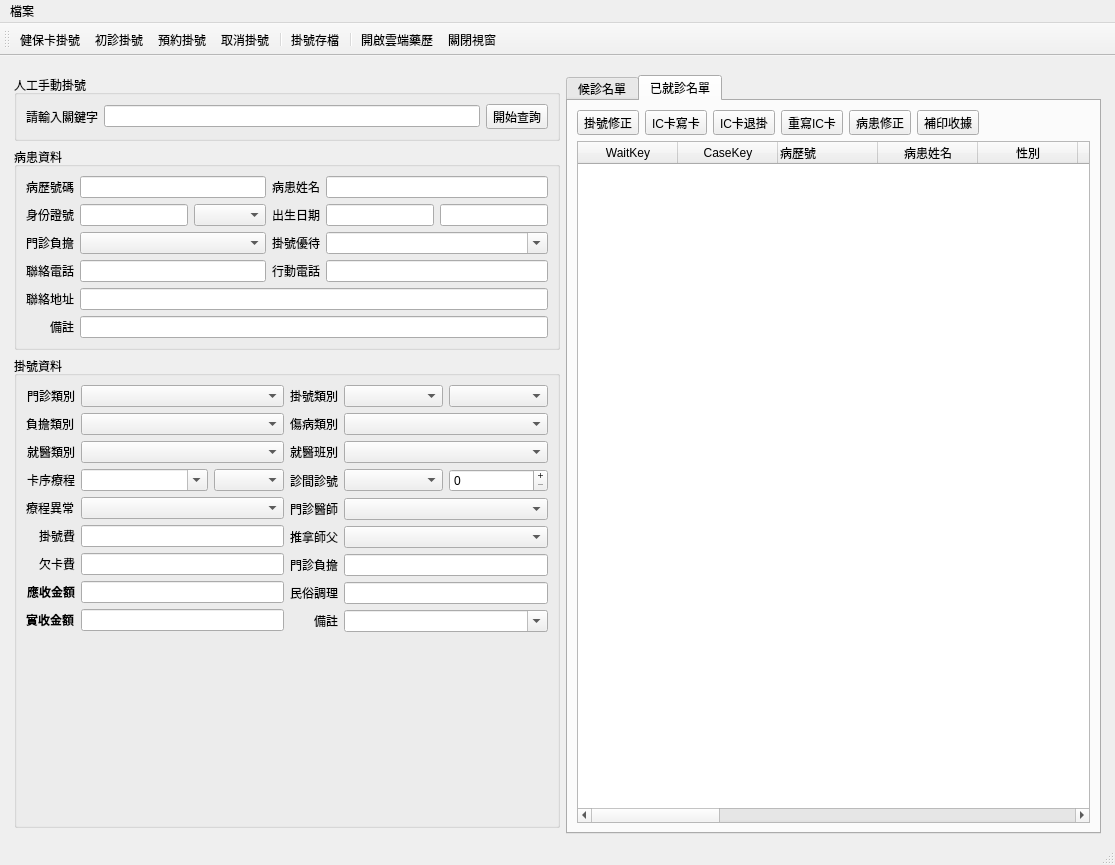
This is ui/registration.ui in picacat/pyMedical as Qt 5 draws it before an edit. The edited form follows.
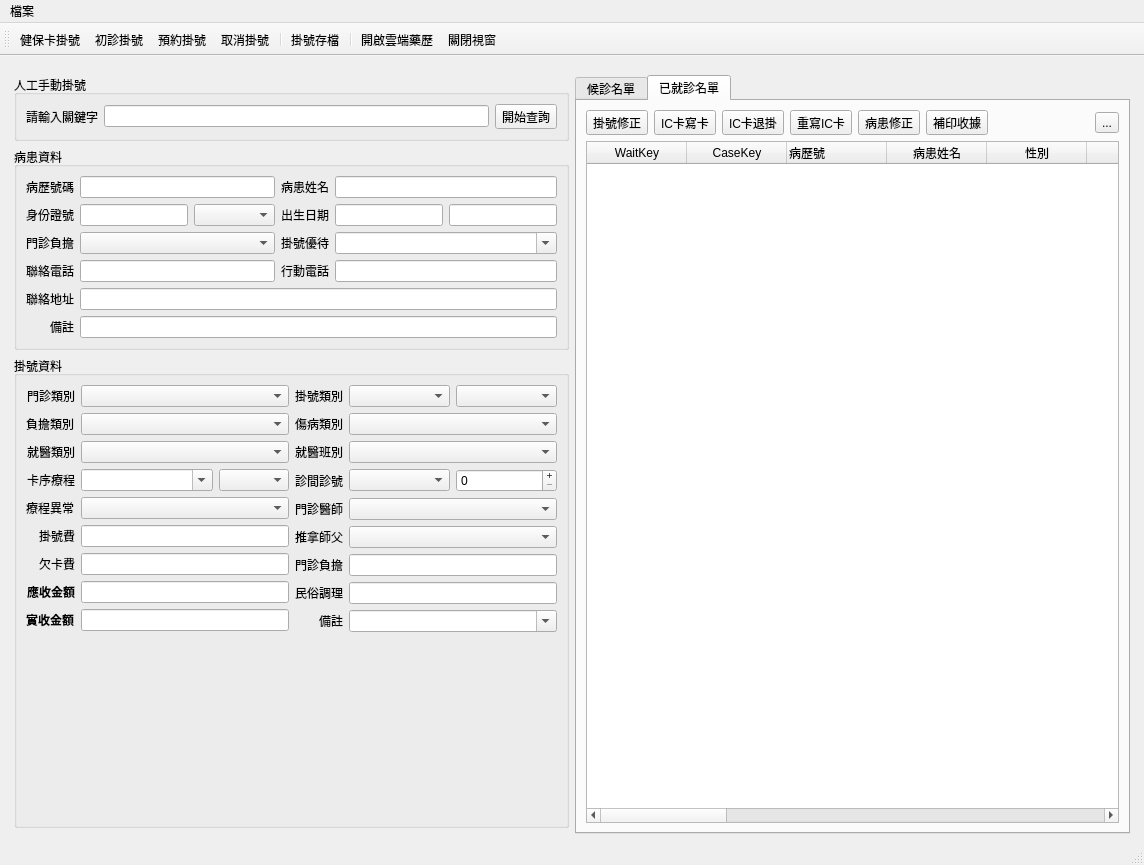
This is the edited form. The open tabs and pages were chosen to show the change. Icons and pictures are not drawn.

```diff
--- a/ui/registration.ui
+++ b/ui/registration.ui
@@ -6,7 +6,7 @@
    <rect>
     <x>0</x>
     <y>0</y>
-    <width>1115</width>
+    <width>1144</width>
     <height>865</height>
    </rect>
   </property>
@@ -328,6 +328,20 @@
               </property>
              </widget>
             </item>
+            <item row="0" column="7">
+             <widget class="QToolButton" name="toolButton_quick_ic_card">
+              <property name="toolTip">
+               <string>快速寫卡</string>
+              </property>
+              <property name="text">
+               <string>...</string>
+              </property>
+              <property name="icon">
+               <iconset>
+                <normaloff>../icons/ic_card.jpg</normaloff>../icons/ic_card.jpg</iconset>
+              </property>
+             </widget>
+            </item>
            </layout>
           </item>
           <item>
@@ -414,6 +428,11 @@
               <string>IC寫卡</string>
              </property>
             </column>
+            <column>
+             <property name="text">
+              <string>主治醫師</string>
+             </property>
+            </column>
             <column>
              <property name="text">
               <string>掛號費</string>
@@ -1299,8 +1318,8 @@
     <rect>
      <x>0</x>
      <y>0</y>
-     <width>1115</width>
-     <height>21</height>
+     <width>1144</width>
+     <height>26</height>
     </rect>
    </property>
    <widget class="QMenu" name="menu">
```
Left out of the diff: 76 changed lines with no effect on the pictures.
